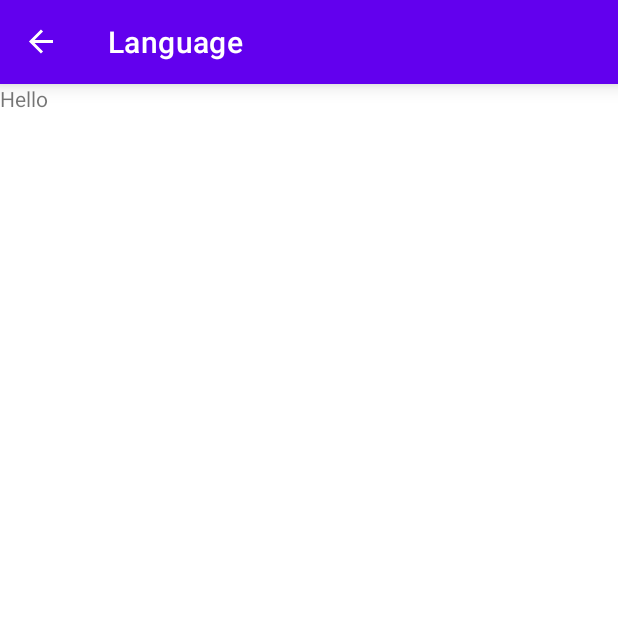
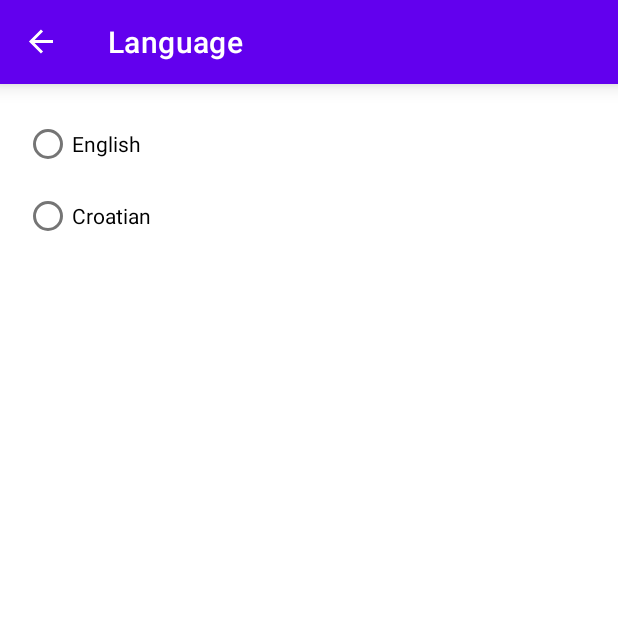
Before and after one commit to goransipic/AndroidWarsApp, an Android app: the LanguageFragment screen opened through its navigation route, on a phone screen of 412 x 824 dp, the top half of it. Run offline under Robolectric (Android 15) with nearby library versions, the phone set to English and light mode, and no system bars; our stand-ins replace navigation-ui.

Commit message:
language radio group

```diff
--- a/app/build.gradle
+++ b/app/build.gradle
@@ -58,6 +58,7 @@ dependencies {
     implementation 'androidx.lifecycle:lifecycle-viewmodel-ktx:2.2.0'
     implementation "androidx.lifecycle:lifecycle-livedata-ktx:2.2.0"
 
+    implementation "androidx.preference:preference:1.1.1"
 
     testImplementation 'junit:junit:4.13'
     androidTestImplementation 'androidx.test.ext:junit:1.1.2'
--- a/app/src/main/java/hr/goodapp/warsapp/ui/screens/LanguageFragment.kt
+++ b/app/src/main/java/hr/goodapp/warsapp/ui/screens/LanguageFragment.kt
@@ -1,11 +1,27 @@
 package hr.goodapp.warsapp.ui.screens
 
+import android.os.Bundle
+import android.view.View
+import android.widget.Toast
+import androidx.fragment.app.viewModels
+import hr.goodapp.warsapp.ui.common.viewBinding
 import hr.goodapp.warsapp.R
+import hr.goodapp.warsapp.databinding.LanguageFragmentBinding
 import hr.goodapp.warsapp.ui.common.BaseFragment
 import hr.goodapp.warsapp.ui.viewmodels.LanguageViewModel
 
 class LanguageFragment : BaseFragment(R.layout.language_fragment) {
 
-    private lateinit var viewModel: LanguageViewModel
+    private val viewModel by viewModels<LanguageViewModel>()
+    private val viewBindings by viewBinding(LanguageFragmentBinding::bind)
+
+    override fun onViewCreated(view: View, savedInstanceState: Bundle?) {
+        viewBindings.radioGroup.setOnCheckedChangeListener { group, checkedId ->
+            when(checkedId){
+                R.id.radioButtonEnglish -> { Toast.makeText(requireContext(),"English",Toast.LENGTH_LONG).show()}
+                R.id.radioButtonCroatian -> {Toast.makeText(requireContext(),"Croatian",Toast.LENGTH_LONG).show()}
+            }
+        }
+    }
 
 }
--- a/app/src/main/res/layout/language_fragment.xml
+++ b/app/src/main/res/layout/language_fragment.xml
@@ -1,13 +1,30 @@
 <?xml version="1.0" encoding="utf-8"?>
-<FrameLayout xmlns:android="http://schemas.android.com/apk/res/android"
+<androidx.constraintlayout.widget.ConstraintLayout xmlns:android="http://schemas.android.com/apk/res/android"
+    xmlns:app="http://schemas.android.com/apk/res-auto"
     xmlns:tools="http://schemas.android.com/tools"
     android:layout_width="match_parent"
     android:layout_height="match_parent"
     tools:context=".ui.screens.LanguageFragment">
 
-    <TextView
-        android:layout_width="match_parent"
-        android:layout_height="match_parent"
-        android:text="Hello" />
+    <RadioGroup
+        android:id="@+id/radioGroup"
+        android:layout_width="wrap_content"
+        android:layout_height="wrap_content"
+        android:layout_marginStart="16dp"
+        android:layout_marginTop="16dp"
+        app:layout_constraintStart_toStartOf="parent"
+        app:layout_constraintTop_toTopOf="parent">
 
-</FrameLayout>
+        <RadioButton
+            android:id="@+id/radioButtonEnglish"
+            android:layout_width="match_parent"
+            android:layout_height="wrap_content"
+            android:text="@string/english" />
+
+        <RadioButton
+            android:id="@+id/radioButtonCroatian"
+            android:layout_width="match_parent"
+            android:layout_height="wrap_content"
+            android:text="@string/croatian" />
+    </RadioGroup>
+</androidx.constraintlayout.widget.ConstraintLayout>
--- a/app/src/main/res/values/strings.xml
+++ b/app/src/main/res/values/strings.xml
@@ -4,4 +4,6 @@
     <string name="language">Language</string>
     <string name="rng">RNG</string>
     <string name="login">Login</string>
+    <string name="english">English</string>
+    <string name="croatian">Croatian</string>
 </resources>
--- /dev/null
+++ b/app/src/main/res/xml/preferences.xml
@@ -0,0 +1,11 @@
+<PreferenceScreen xmlns:android="http://schemas.android.com/apk/res/android"
+    xmlns:app="http://schemas.android.com/apk/res-auto">
+
+    <ListPreference
+        android:defaultValue="1"
+        android:entries="@android:array/emailAddressTypes"
+        android:entryValues="@android:array/emailAddressTypes"
+        android:key="language"
+        android:title="SelectLanguage" />
+
+</PreferenceScreen>
```
